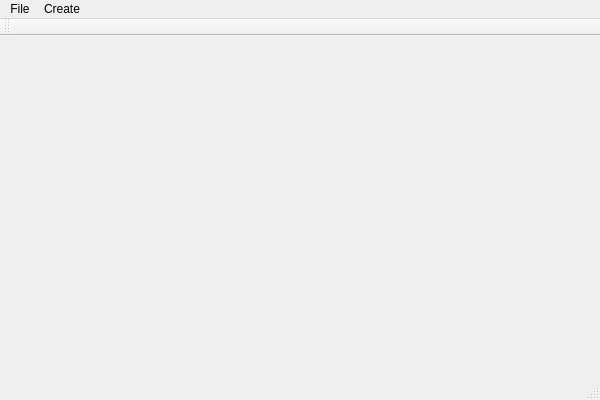
The window that ProjektZPR/projektzpr.ui (mdaniluk/SuperMemo-App) describes before a commit, drawn with Qt 5.
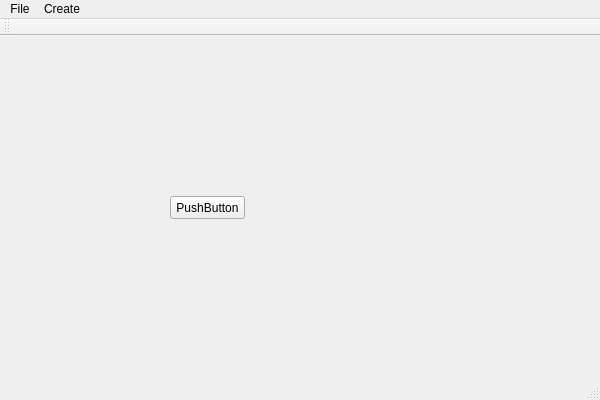
The same window after the commit.

```diff
--- a/ProjektZPR/projektzpr.ui
+++ b/ProjektZPR/projektzpr.ui
@@ -13,7 +13,21 @@
   <property name="windowTitle">
    <string>ProjektZPR</string>
   </property>
-  <widget class="QWidget" name="centralWidget"/>
+  <widget class="QWidget" name="centralWidget">
+   <widget class="QPushButton" name="pushButton">
+    <property name="geometry">
+     <rect>
+      <x>170</x>
+      <y>160</y>
+      <width>75</width>
+      <height>23</height>
+     </rect>
+    </property>
+    <property name="text">
+     <string>PushButton</string>
+    </property>
+   </widget>
+  </widget>
   <widget class="QMenuBar" name="menuBar">
    <property name="geometry">
     <rect>
```
Left out of the diff: 53 changed lines with no effect on the pictures.
